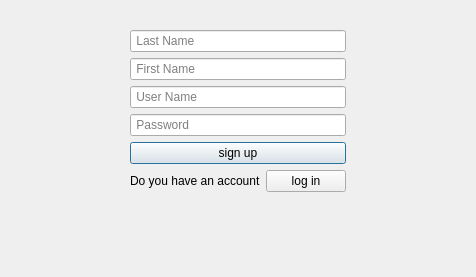
First picture: the form in code/signup.ui, repository SAliAkhiM/AP-Project-Daligram, before the edit.
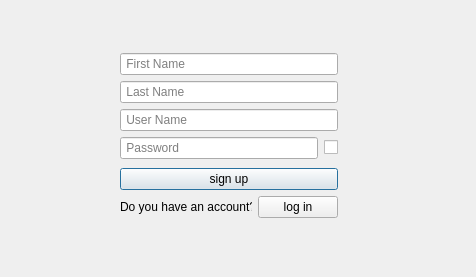
Second picture: the form after the edit. Icons and pictures are not drawn.

```diff
--- a/code/signup.ui
+++ b/code/signup.ui
@@ -16,24 +16,23 @@
   <widget class="QWidget" name="">
    <property name="geometry">
     <rect>
-     <x>130</x>
-     <y>30</y>
-     <width>216</width>
-     <height>168</height>
+     <x>120</x>
+     <y>50</y>
+     <width>218</width>
+     <height>172</height>
     </rect>
    </property>
-   <layout class="QGridLayout" name="gridLayout">
-    <item row="0" column="0" colspan="2">
-     <widget class="QLineEdit" name="lineEdit_lname">
+   <layout class="QVBoxLayout" name="verticalLayout">
+    <item>
+     <layout class="QGridLayout" name="gridLayout_2">
+      <item row="4" column="0" colspan="2">
+       <widget class="QLineEdit" name="lineEdit_1">
       <property name="placeholderText">
-       <string notr="true"> Last Name</string>
-      </property>
-      <property name="cursorMoveStyle">
-       <enum>Qt::LogicalMoveStyle</enum>
+         <string> User Name</string>
       </property>
      </widget>
     </item>
-    <item row="1" column="0" colspan="2">
+      <item row="2" column="0" colspan="2">
      <widget class="QLineEdit" name="lineEdit_fname">
       <property name="inputMask">
        <string/>
@@ -46,42 +45,66 @@
       </property>
      </widget>
     </item>
-    <item row="2" column="0" colspan="2">
-     <widget class="QLineEdit" name="lineEdit_1">
-      <property name="placeholderText">
-       <string> User Name</string>
-      </property>
-     </widget>
-    </item>
-    <item row="3" column="0" colspan="2">
+      <item row="5" column="0">
      <widget class="QLineEdit" name="lineEdit_2">
+        <property name="echoMode">
+         <enum>QLineEdit::Password</enum>
+        </property>
       <property name="placeholderText">
        <string> Password</string>
       </property>
      </widget>
     </item>
-    <item row="4" column="0" colspan="2">
+      <item row="5" column="1">
+       <widget class="QCheckBox" name="checkBox">
+        <property name="text">
+         <string/>
+        </property>
+        <property name="icon">
+         <iconset resource="Pictures.qrc">
+          <normaloff>:/hide.png</normaloff>
+          <normalon>:/show.png</normalon>:/hide.png</iconset>
+        </property>
+       </widget>
+      </item>
+      <item row="3" column="0" colspan="2">
+       <widget class="QLineEdit" name="lineEdit_lname">
+        <property name="placeholderText">
+         <string notr="true"> Last Name</string>
+        </property>
+        <property name="cursorMoveStyle">
+         <enum>Qt::LogicalMoveStyle</enum>
+        </property>
+       </widget>
+      </item>
+     </layout>
+    </item>
+    <item>
+     <layout class="QGridLayout" name="gridLayout">
+      <item row="0" column="0" colspan="2">
      <widget class="QPushButton" name="pushButton">
       <property name="text">
        <string>sign up</string>
       </property>
      </widget>
     </item>
-    <item row="5" column="0">
-     <widget class="QLabel" name="label_5">
-      <property name="text">
-       <string>Do you have an account?</string>
-      </property>
-     </widget>
-    </item>
-    <item row="5" column="1">
+      <item row="1" column="1">
      <widget class="QPushButton" name="pushButton_3">
       <property name="text">
        <string>log in</string>
       </property>
      </widget>
     </item>
-   </layout>
+      <item row="1" column="0">
+       <widget class="QLabel" name="label_5">
+        <property name="text">
+         <string>Do you have an account?</string>
+        </property>
+       </widget>
+      </item>
+     </layout>
+    </item>
+   </layout>
   </widget>
  </widget>
  <resources/>
```
Left out of the diff: 4 changed lines with no effect on the pictures. Lines whose indentation alone changed are shown as unchanged.
